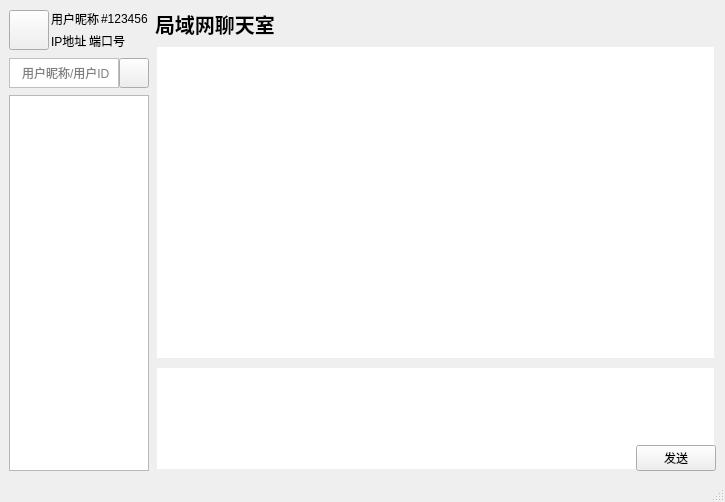
Above: mainwindow.ui from Shionyori/LAN-Chatroom before the change. Below: the same form after it.
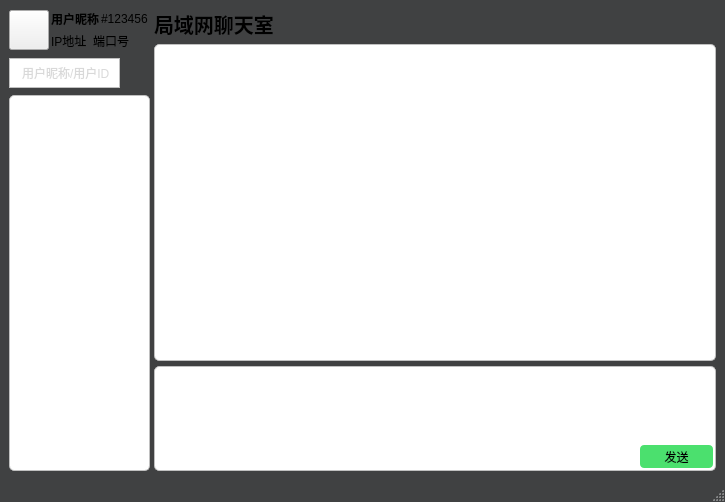
That is the form after the change. Icons and pictures are not drawn.

Commit message: Added the list search function and own message bubble.Change the theme color.

```diff
--- a/mainwindow.ui
+++ b/mainwindow.ui
@@ -25,8 +25,16 @@
   <property name="windowTitle">
    <string>MainWindow</string>
   </property>
+  <property name="styleSheet">
+   <string notr="true">#MainWindow{
+background-color:rgb(64, 65, 66)
+}</string>
+  </property>
   <widget class="QWidget" name="centralwidget">
    <layout class="QHBoxLayout" name="horizontalLayout_4" stretch="1,4">
+    <property name="spacing">
+     <number>4</number>
+    </property>
     <item>
      <layout class="QVBoxLayout" name="LeftArea" stretch="0,0,999">
       <property name="spacing">
@@ -68,6 +76,22 @@
            <layout class="QHBoxLayout" name="UserInfoArea1">
             <item>
              <widget class="QLabel" name="UserName">
+              <property name="minimumSize">
+               <size>
+                <width>0</width>
+                <height>0</height>
+               </size>
+              </property>
+              <property name="font">
+               <font>
+                <bold>true</bold>
+               </font>
+              </property>
+              <property name="styleSheet">
+               <string notr="true">#UserName{
+
+}</string>
+              </property>
               <property name="text">
                <string>用户昵称</string>
               </property>
@@ -75,6 +99,22 @@
             </item>
             <item>
              <widget class="QLabel" name="UserIdent">
+              <property name="minimumSize">
+               <size>
+                <width>0</width>
+                <height>0</height>
+               </size>
+              </property>
+              <property name="font">
+               <font>
+                <bold>false</bold>
+               </font>
+              </property>
+              <property name="styleSheet">
+               <string notr="true">#UserIdent{
+
+}</string>
+              </property>
               <property name="text">
                <string>#123456</string>
               </property>
@@ -97,8 +137,27 @@
           </item>
           <item>
            <layout class="QHBoxLayout" name="UserInfoArea2">
+            <property name="spacing">
+             <number>6</number>
+            </property>
             <item>
              <widget class="QLabel" name="Address">
+              <property name="minimumSize">
+               <size>
+                <width>0</width>
+                <height>0</height>
+               </size>
+              </property>
+              <property name="font">
+               <font>
+                <bold>false</bold>
+               </font>
+              </property>
+              <property name="styleSheet">
+               <string notr="true">#Address{
+
+}</string>
+              </property>
               <property name="text">
                <string>IP地址</string>
               </property>
@@ -106,6 +165,22 @@
             </item>
             <item>
              <widget class="QLabel" name="Port">
+              <property name="minimumSize">
+               <size>
+                <width>0</width>
+                <height>0</height>
+               </size>
+              </property>
+              <property name="font">
+               <font>
+                <bold>false</bold>
+               </font>
+              </property>
+              <property name="styleSheet">
+               <string notr="true">#Port{
+
+}</string>
+              </property>
               <property name="text">
                <string>端口号</string>
               </property>
@@ -165,6 +240,8 @@
            <string notr="true">#SearchEdit{
 border:1px solid #c0c0c0;
 padding-left:10px;
+background-color:rgb(255, 255, 255);
+color:rgb(180, 180, 180);
 }</string>
           </property>
           <property name="placeholderText">
@@ -192,8 +269,18 @@
             <height>30</height>
            </size>
           </property>
+          <property name="font">
+           <font>
+            <bold>false</bold>
+           </font>
+          </property>
           <property name="styleSheet">
-           <string notr="true"/>
+           <string notr="true">#SearchButton{
+border:none;
+}
+#SearchButton:hover{
+background-color:#c0c0c0;
+}</string>
           </property>
           <property name="text">
            <string/>
@@ -203,8 +290,8 @@
           </property>
           <property name="iconSize">
            <size>
-            <width>20</width>
-            <height>20</height>
+            <width>24</width>
+            <height>24</height>
            </size>
           </property>
          </widget>
@@ -226,9 +313,10 @@
          </size>
         </property>
         <property name="styleSheet">
-         <string notr="true">#FriendList{
-margin:2px;
-border:none;
+         <string notr="true">#OnlineListWidget{
+border:1px solid #c0c0c0;
+border-radius:5px;
+background-color:rgb(255,255,255);
 }</string>
         </property>
        </widget>
@@ -237,6 +325,12 @@
     </item>
     <item>
      <layout class="QVBoxLayout" name="RightArea" stretch="0,3,1">
+      <property name="spacing">
+       <number>5</number>
+      </property>
+      <property name="bottomMargin">
+       <number>0</number>
+      </property>
       <item>
        <widget class="QLabel" name="Title">
         <property name="minimumSize">
@@ -266,8 +360,10 @@
         </property>
         <property name="styleSheet">
          <string notr="true">#RecvMessageWidget{
-margin:2px;
-border:none;
+background-color:rgb(255,255,255);
+color:rgb(0, 0, 0);
+border:1px solid #c0c0c0;
+border-radius:5px;
 }</string>
         </property>
        </widget>
@@ -276,32 +372,39 @@
        <widget class="QWidget" name="SendMessageWidget" native="true">
         <property name="minimumSize">
          <size>
-          <width>0</width>
+          <width>400</width>
           <height>100</height>
          </size>
         </property>
+        <property name="styleSheet">
+         <string notr="true">#SendMessageWidget{
+border:1px solid #c0c0c0;
+border-radius:5px;
+background-color:rgb(255,255,255);
+}</string>
+        </property>
         <layout class="QVBoxLayout" name="verticalLayout">
          <property name="spacing">
           <number>0</number>
          </property>
          <property name="leftMargin">
-          <number>0</number>
+          <number>2</number>
          </property>
          <property name="topMargin">
-          <number>0</number>
+          <number>2</number>
          </property>
          <property name="rightMargin">
-          <number>0</number>
+          <number>2</number>
          </property>
          <property name="bottomMargin">
-          <number>0</number>
+          <number>2</number>
          </property>
          <item>
           <widget class="QPlainTextEdit" name="SendMessageEdit">
            <property name="minimumSize">
             <size>
-             <width>400</width>
-             <height>105</height>
+             <width>380</width>
+             <height>60</height>
             </size>
            </property>
            <property name="font">
@@ -314,6 +417,8 @@
             <string notr="true">#SendMessageEdit{
 margin:2px;
 border:none;
+background-color:rgb(255,255,255);
+color:rgb(0, 0, 0)
 }</string>
            </property>
            <property name="plainText">
@@ -338,6 +443,24 @@
            </item>
            <item>
             <widget class="QPushButton" name="SendButton">
+             <property name="minimumSize">
+              <size>
+               <width>75</width>
+               <height>25</height>
+              </size>
+             </property>
+             <property name="styleSheet">
+              <string notr="true">#SendButton{
+margin:1px;
+color:rgb(0, 0, 0);
+background-color:rgb(75, 224, 110);
+border: none;
+border-radius:4px;
+}
+#SendButton:hover{
+background-color:rgb(39, 118, 58);
+}</string>
+             </property>
              <property name="text">
               <string>发送</string>
              </property>
```
The commit also changes 63 other files.
